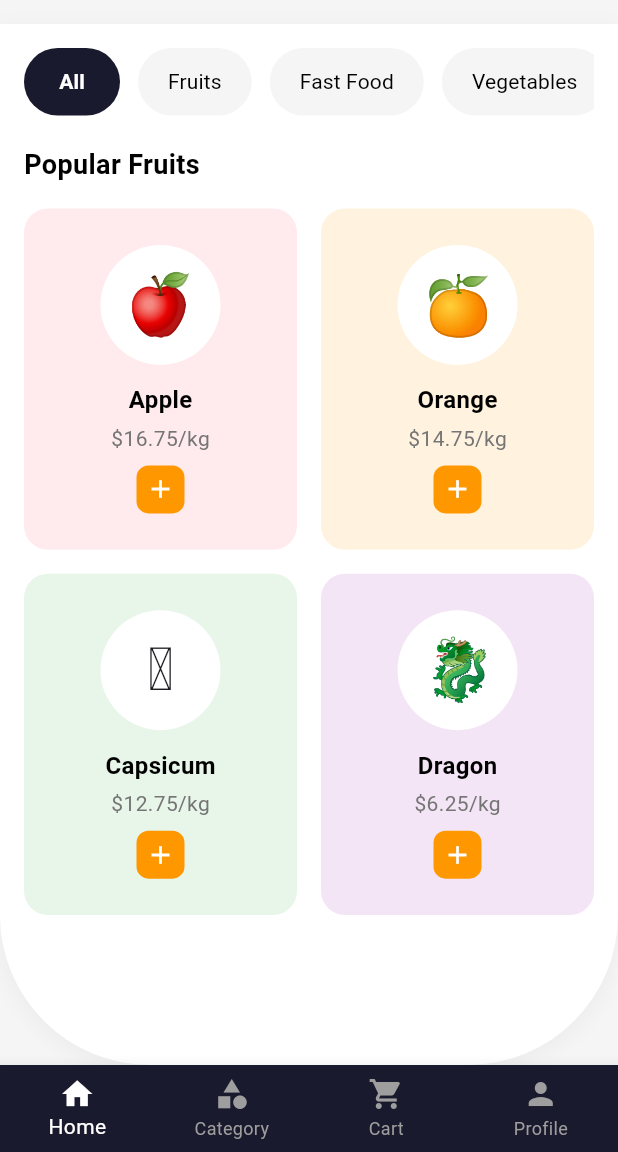
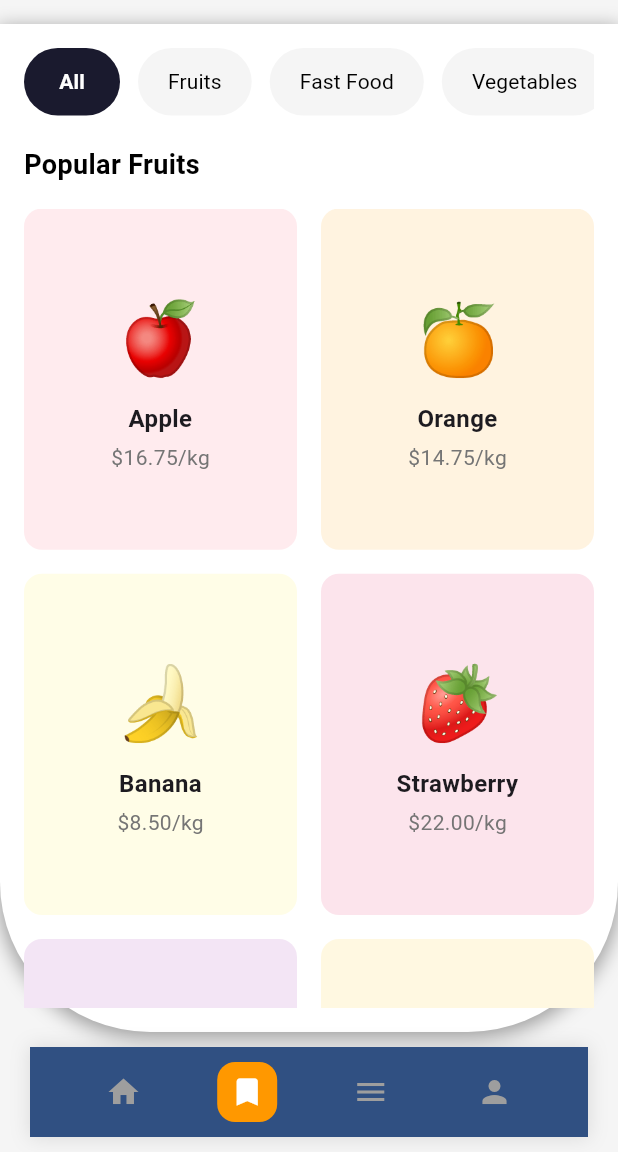
Before and after one commit to zahrawm/Grocery-app, a Flutter app: the FruitScreen screen opened by its route, on a phone screen of 412 x 824 dp, the part 84-1236 px from its top. Run offline on Flutter 3.47's test engine with Material 3 defaults, Android fonts, the phone set to English and light mode, and no system bars.

Commit message:
codes updated

```diff
--- a/grocery_app/lib/main.dart
+++ b/grocery_app/lib/main.dart
@@ -6,6 +6,7 @@ import 'package:grocery_app/screen/grocery_screen.dart';
 import 'package:grocery_app/screen/home_screen.dart' show HomeScreen;
 
 import 'package:grocery_app/screen/login_screen.dart';
+import 'package:grocery_app/screen/orange_screen.dart';
 import 'package:grocery_app/screen/splash_screen.dart';
 
 void main() {
@@ -30,6 +31,7 @@ class MyApp extends StatelessWidget {
         '/home': (_) => const HomeScreen(),
         '/grocery': (_) => const GroceryScreen(),
         '/fruit': (_) => const FruitScreen(),
+        '/orange': (_) => const OrangeScreen(),
       },
     );
   }
--- a/grocery_app/lib/model/fruits_model.dart
+++ b/grocery_app/lib/model/fruits_model.dart
@@ -1,22 +1,126 @@
-
-
 import 'package:flutter/material.dart';
 
-final List<Map<String, dynamic>> buttonData = [
-  {'text': 'All', 'color': Colors.orange, 'textColor': Colors.white},
+List<Map<String, dynamic>> getAllFruits() {
+  return [
     {
-    'text': 'Popular',
+      'name': 'Apple',
+      'price': '\$16.75/kg',
+      'emoji': '🍎',
       'color': Colors.red.shade50,
-    'textColor': Colors.grey[700],
     },
     {
-    'text': 'Recent',
-    'color': Colors.green.shade50,
-    'textColor': Colors.grey[700],
+      'name': 'Orange',
+      'price': '\$14.75/kg',
+      'emoji': '🍊',
+      'color': Colors.orange.shade50,
     },
     {
-    'text': 'Recommended',
+      'name': 'Banana',
+      'price': '\$8.50/kg',
+      'emoji': '🍌',
+      'color': Colors.yellow.shade50,
+    },
+    {
+      'name': 'Strawberry',
+      'price': '\$22.00/kg',
+      'emoji': '🍓',
+      'color': Colors.pink.shade50,
+    },
+    {
+      'name': 'Grapes',
+      'price': '\$18.25/kg',
+      'emoji': '🍇',
       'color': Colors.purple.shade50,
-    'textColor': Colors.grey[700],
+    },
+    {
+      'name': 'Pineapple',
+      'price': '\$11.75/kg',
+      'emoji': '🍍',
+      'color': Colors.amber.shade50,
+    },
+    {
+      'name': 'Watermelon',
+      'price': '\$7.50/kg',
+      'emoji': '🍉',
+      'color': Colors.green.shade50,
+    },
+    {
+      'name': 'Mango',
+      'price': '\$15.25/kg',
+      'emoji': '🥭',
+      'color': Colors.orange.shade50,
+    },
+    {
+      'name': 'Kiwi',
+      'price': '\$24.00/kg',
+      'emoji': '🥝',
+      'color': Colors.brown.shade50,
+    },
+    {
+      'name': 'Avocado',
+      'price': '\$19.75/kg',
+      'emoji': '🥑',
+      'color': Colors.green.shade50,
+    },
+    {
+      'name': 'Peach',
+      'price': '\$17.50/kg',
+      'emoji': '🍑',
+      'color': Colors.pink.shade50,
+    },
+    {
+      'name': 'Coconut',
+      'price': '\$9.25/kg',
+      'emoji': '🥥',
+      'color': Colors.brown.shade50,
+    },
+    {
+      'name': 'Lemon',
+      'price': '\$13.00/kg',
+      'emoji': '🍋',
+      'color': Colors.yellow.shade50,
+    },
+    {
+      'name': 'Cherry',
+      'price': '\$28.75/kg',
+      'emoji': '🍒',
+      'color': Colors.red.shade50,
+    },
+    {
+      'name': 'Blueberry',
+      'price': '\$32.50/kg',
+      'emoji': '🫐',
+      'color': Colors.blue.shade50,
+    },
+    {
+      'name': 'Pomegranate',
+      'price': '\$21.00/kg',
+      'emoji': '🍎',
+      'color': Colors.red.shade100,
+    },
+    {
+      'name': 'Papaya',
+      'price': '\$10.50/kg',
+      'emoji': '🥥',
+      'color': Colors.orange.shade50,
+    },
+    {
+      'name': 'Passion Fruit',
+      'price': '\$26.00/kg',
+      'emoji': '🥭',
+      'color': Colors.purple.shade50,
+    },
+    {
+      'name': 'Dragon Fruit',
+      'price': '\$6.25/kg',
+      'emoji': '🐲',
+      'color': Colors.purple.shade50,
+    },
+    {
+      'name': 'Lychee',
+      'price': '\$23.75/kg',
+      'emoji': '🍇',
+      'color': Colors.pink.shade50,
     },
   ];
+}
--- a/grocery_app/lib/screen/fruit_screen.dart
+++ b/grocery_app/lib/screen/fruit_screen.dart
@@ -1,4 +1,5 @@
 import 'package:flutter/material.dart';
+import 'package:grocery_app/widgets/fruit_grid_screen.dart';
 
 class FruitScreen extends StatelessWidget {
   const FruitScreen({Key? key}) : super(key: key);
@@ -7,6 +8,47 @@ class FruitScreen extends StatelessWidget {
   Widget build(BuildContext context) {
     return Scaffold(
       backgroundColor: Colors.grey.shade100,
+      bottomNavigationBar: Container(
+        margin: const EdgeInsets.symmetric(horizontal: 20, vertical: 10),
+        height: 60,
+        decoration: BoxDecoration(
+          color: Color.fromRGBO(48, 80, 130, 1.0),
+          boxShadow: [
+            BoxShadow(
+              color: Colors.grey.withOpacity(0.3),
+              blurRadius: 10,
+              spreadRadius: 1,
+            ),
+          ],
+        ),
+        child: Row(
+          mainAxisAlignment: MainAxisAlignment.spaceEvenly,
+          children: [
+            _buildNavItem(
+              Icons.home,
+              isSelected: false,
+              onTap: () {
+                Navigator.pushNamed(context, '/home');
+              },
+            ),
+            _buildNavItem(Icons.bookmark, isSelected: true, onTap: () {}),
+            _buildNavItem(
+              Icons.menu,
+              isSelected: false,
+              onTap: () {
+                Navigator.pushNamed(context, '/orange');
+              },
+            ),
+            _buildNavItem(
+              Icons.person,
+              isSelected: false,
+              onTap: () {
+                // Navigator.pushNamed(context, '/home');
+              },
+            ),
+          ],
+        ),
+      ),
       appBar: AppBar(
         backgroundColor: Colors.white,
         elevation: 0,
@@ -40,7 +82,7 @@ class FruitScreen extends StatelessWidget {
       ),
       body: Container(
         margin: const EdgeInsets.only(top: 16.0),
-        decoration: BoxDecoration(
+        decoration: const BoxDecoration(
           color: Colors.white,
           borderRadius: BorderRadius.only(
             bottomLeft: Radius.circular(100),
@@ -48,7 +90,7 @@ class FruitScreen extends StatelessWidget {
           ),
           boxShadow: [
             BoxShadow(
-              color: Colors.grey.withOpacity(0.1),
+              color: Colors.grey,
               spreadRadius: 1,
               blurRadius: 10,
               offset: Offset(0, 3),
@@ -59,7 +101,7 @@ class FruitScreen extends StatelessWidget {
           padding: const EdgeInsets.all(16.0),
           child: Column(
             children: [
-              Container(
+              SizedBox(
                 height: 45,
                 child: ListView(
                   scrollDirection: Axis.horizontal,
@@ -72,7 +114,6 @@ class FruitScreen extends StatelessWidget {
                 ),
               ),
               const SizedBox(height: 20),
-
               const Align(
                 alignment: Alignment.centerLeft,
                 child: Text(
@@ -85,64 +126,32 @@ class FruitScreen extends StatelessWidget {
                 ),
               ),
               const SizedBox(height: 16),
-
-              // Fruits grid
-              Expanded(
-                child: GridView.count(
-                  crossAxisCount: 2,
-                  crossAxisSpacing: 16,
-                  mainAxisSpacing: 16,
-                  childAspectRatio: 0.8,
-                  children: [
-                    _buildFruitCard(
-                      'Apple',
-                      '\$16.75/kg',
-                      '🍎',
-                      Colors.red.shade50,
-                    ),
-                    _buildFruitCard(
-                      'Orange',
-                      '\$14.75/kg',
-                      '🍊',
-                      Colors.orange.shade50,
-                    ),
-                    _buildFruitCard(
-                      'Capsicum',
-                      '\$12.75/kg',
-                      '🫑',
-                      Colors.green.shade50,
-                    ),
-                    _buildFruitCard(
-                      'Dragon',
-                      '\$6.25/kg',
-                      '🐉',
-                      Colors.purple.shade50,
-                    ),
-                  ],
-                ),
-              ),
+              const Expanded(child: FruitGridScreen()),
             ],
           ),
         ),
       ),
-      bottomNavigationBar: BottomNavigationBar(
-        type: BottomNavigationBarType.fixed,
-        backgroundColor: const Color(0xFF1a1a2e),
-        selectedItemColor: Colors.white,
-        unselectedItemColor: Colors.grey,
-        currentIndex: 0,
-        items: const [
-          BottomNavigationBarItem(icon: Icon(Icons.home), label: 'Home'),
-          BottomNavigationBarItem(
-            icon: Icon(Icons.category),
-            label: 'Category',
-          ),
-          BottomNavigationBarItem(
-            icon: Icon(Icons.shopping_cart),
-            label: 'Cart',
-          ),
-          BottomNavigationBarItem(icon: Icon(Icons.person), label: 'Profile'),
-        ],
+    );
+  }
+
+  Widget _buildNavItem(
+    IconData icon, {
+    required bool isSelected,
+    required VoidCallback onTap,
+  }) {
+    return GestureDetector(
+      onTap: onTap,
+      child: Container(
+        padding: const EdgeInsets.all(8),
+        decoration: BoxDecoration(
+          color: isSelected ? Colors.orange : Colors.transparent,
+          borderRadius: BorderRadius.circular(12),
+        ),
+        child: Icon(
+          icon,
+          color: isSelected ? Colors.white : Colors.grey,
+          size: 24,
+        ),
       ),
     );
   }
@@ -198,7 +207,6 @@ class FruitScreen extends StatelessWidget {
             ),
           ),
           const SizedBox(height: 12),
-
           Text(
             name,
             style: const TextStyle(
@@ -208,13 +216,11 @@ class FruitScreen extends StatelessWidget {
             ),
           ),
           const SizedBox(height: 4),
-
           Text(
             price,
             style: TextStyle(fontSize: 14, color: Colors.grey.shade600),
           ),
           const SizedBox(height: 8),
-
           Container(
             width: 32,
             height: 32,
--- /dev/null
+++ b/grocery_app/lib/widgets/fruit_grid_screen.dart
@@ -0,0 +1,72 @@
+import 'package:flutter/material.dart';
+import 'package:grocery_app/model/fruits_model.dart';
+
+class FruitGridScreen extends StatelessWidget {
+  const FruitGridScreen({super.key});
+
+  Widget _buildFruitCard(
+    String name,
+    String price,
+    String emoji,
+    Color backgroundColor,
+  ) {
+    return Container(
+      decoration: BoxDecoration(
+        color: backgroundColor,
+        borderRadius: BorderRadius.circular(12),
+      ),
+      padding: EdgeInsets.all(16),
+      child: Column(
+        mainAxisAlignment: MainAxisAlignment.center,
+        children: [
+          Text(
+            emoji,
+            style: TextStyle(fontSize: 48),
+          ),
+          SizedBox(height: 8),
+          Text(
+            name,
+            style: TextStyle(
+              fontSize: 16,
+              fontWeight: FontWeight.bold,
+            ),
+            textAlign: TextAlign.center,
+          ),
+          SizedBox(height: 4),
+          Text(
+            price,
+            style: TextStyle(
+              fontSize: 14,
+              color: Colors.grey[600],
+            ),
+          ),
+        ],
+      ),
+    );
+  }
+
+  @override
+  Widget build(BuildContext context) {
+    return Expanded(
+      child: GridView.builder(
+        gridDelegate: const SliverGridDelegateWithFixedCrossAxisCount(
+          crossAxisCount: 2,
+          crossAxisSpacing: 16,
+          mainAxisSpacing: 16,
+          childAspectRatio: 0.8,
+        ),
+        physics: const BouncingScrollPhysics(),
+        itemCount: getAllFruits().length,
+        itemBuilder: (context, index) {
+          final fruit = getAllFruits()[index];
+          return _buildFruitCard(
+            fruit['name']!,
+            fruit['price']!,
+            fruit['emoji']!,
+            fruit['color'] as Color,
+          );
+        },
+      ),
+    );
+  }
+}
```
Also changed, not shown: grocery_app/lib/screen/orange_screen.dart (added, +184 -0 lines), grocery_app/assets/girl.png (added), grocery_app/assets/orange.png (added), grocery_app/lib/widgets/bottom.dart (added). Lines whose indentation alone changed are shown as unchanged.
